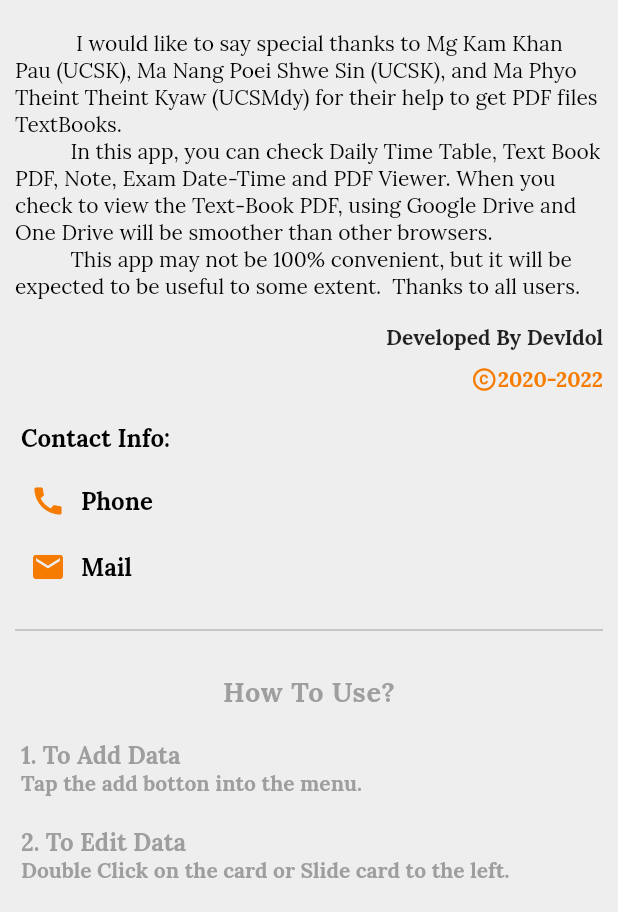
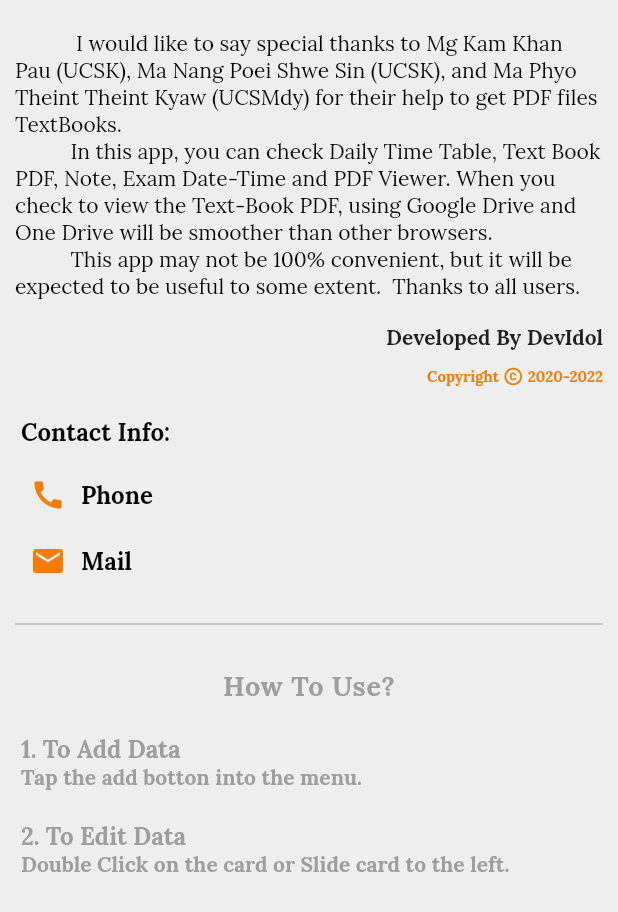
Before and after one commit to DevIdol/culibrary_mobileApp_sourceCode, a Flutter app: the AboutPage screen opened directly, on a phone screen of 412 x 824 dp, the part 324-1236 px from its top. Run offline on Flutter 3.47's test engine with Material 2 defaults, Android fonts, the phone set to English and light mode, and no system bars; drawn by our look-alikes of animated_text_kit; our stand-ins replace cached_network_image, connectivity, datetime_picker_formfield, double_back_to_close_app, file_picker, firebase_core and 8 more; missing offline and left inert: advance_pdf_viewer, animated_button; accounts and stored records are empty; generated files the repository leaves out were written again.

Commit message:
version code 24

```diff
--- a/lib/pages/about_page.dart
+++ b/lib/pages/about_page.dart
@@ -105,15 +105,23 @@ class _AboutPageState extends State<AboutPage> {
                       child: Row(
                         mainAxisAlignment: MainAxisAlignment.end,
                         children: [
+                          Text(
+                            'Copyright ',
+                            style: TextStyle(
+                                fontSize: 10,
+                                fontWeight: FontWeight.bold,
+                                color: _iconColor,
+                                fontFamily: fontStyle),
+                          ),
                           Icon(
                             Icons.copyright,
-                            size: 18,
+                            size: 14,
                             color: _iconColor,
                           ),
                           Text(
-                            '2020-$formattedYear',
+                            ' 2020-$formattedYear',
                             style: TextStyle(
-                                fontSize: 14,
+                                fontSize: 10,
                                 fontWeight: FontWeight.bold,
                                 color: _iconColor,
                                 fontFamily: fontStyle),
--- a/pubspec.yaml
+++ b/pubspec.yaml
@@ -15,7 +15,7 @@ publish_to: 'none' # Remove this line if you wish to publish to pub.dev
 # In iOS, build-name is used as CFBundleShortVersionString while build-number used as CFBundleVersion.
 # Read more about iOS versioning at
 # https://developer.apple.com/library/archive/documentation/General/Reference/InfoPlistKeyReference/Articles/CoreFoundationKeys.html
-version: 1.0.0+22
+version: 1.0.0+24
 
 environment:
   sdk: ">=2.15.0 <3.0.0"
```
